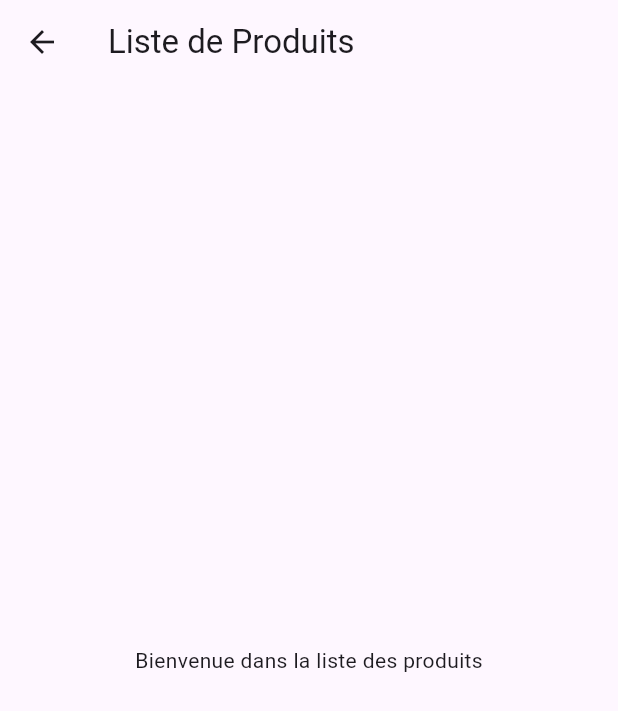
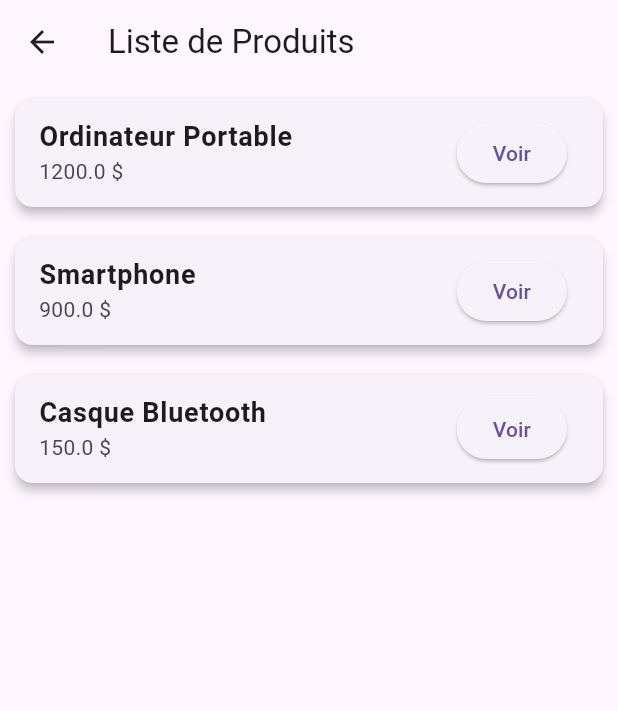
Before and after one commit to hama374/Atelier-Flutter-06, a Flutter app: the ListProduits screen opened directly, on a phone screen of 412 x 824 dp. Shown: the top 711 px of the screen. Run offline on Flutter 3.47's test engine with Material 3 defaults, Android fonts, the phone set to English and light mode, and no system bars.

Commit message:
Etape 5 - Ajout de ListView Card et ListTile

```diff
--- a/lib/page_liste_produits.dart
+++ b/lib/page_liste_produits.dart
@@ -27,7 +27,41 @@ class ListProduits extends StatelessWidget {
   Widget build(BuildContext context) {
     return Scaffold(
       appBar: AppBar(title: Text("Liste de Produits")),
-      body: Center(child: Text("Bienvenue dans la liste des produits")),
+
+      body: ListView.builder(
+        itemCount: produits.length,
+
+        itemBuilder: (context, index) {
+          final produit = produits[index];
+
+          return Card(
+            elevation: 3,
+            margin: EdgeInsets.all(10),
+
+            child: ListTile(
+              title: Text(
+                produit.nom,
+                style: TextStyle(fontSize: 18, fontWeight: FontWeight.bold),
+              ),
+
+              subtitle: Text("${produit.prix} \$"),
+
+              trailing: ElevatedButton(
+                child: Text("Voir"),
+
+                onPressed: () {
+                  Navigator.push(
+                    context,
+                    MaterialPageRoute(
+                      builder: (context) => DetailsProduit(produit: produit),
+                    ),
+                  );
+                },
+              ),
+            ),
+          );
+        },
+      ),
     );
   }
 }
```
